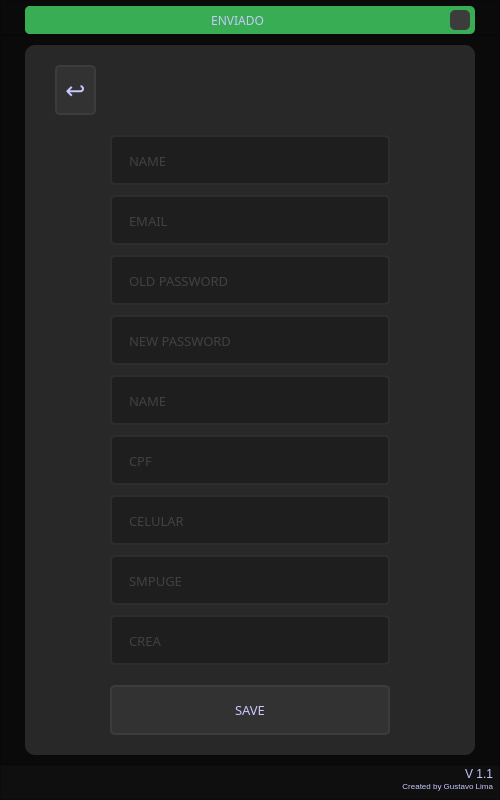
Above: Qt/edit_user.ui from GLimas99/MakeForms before the change. Below: the same form after it.
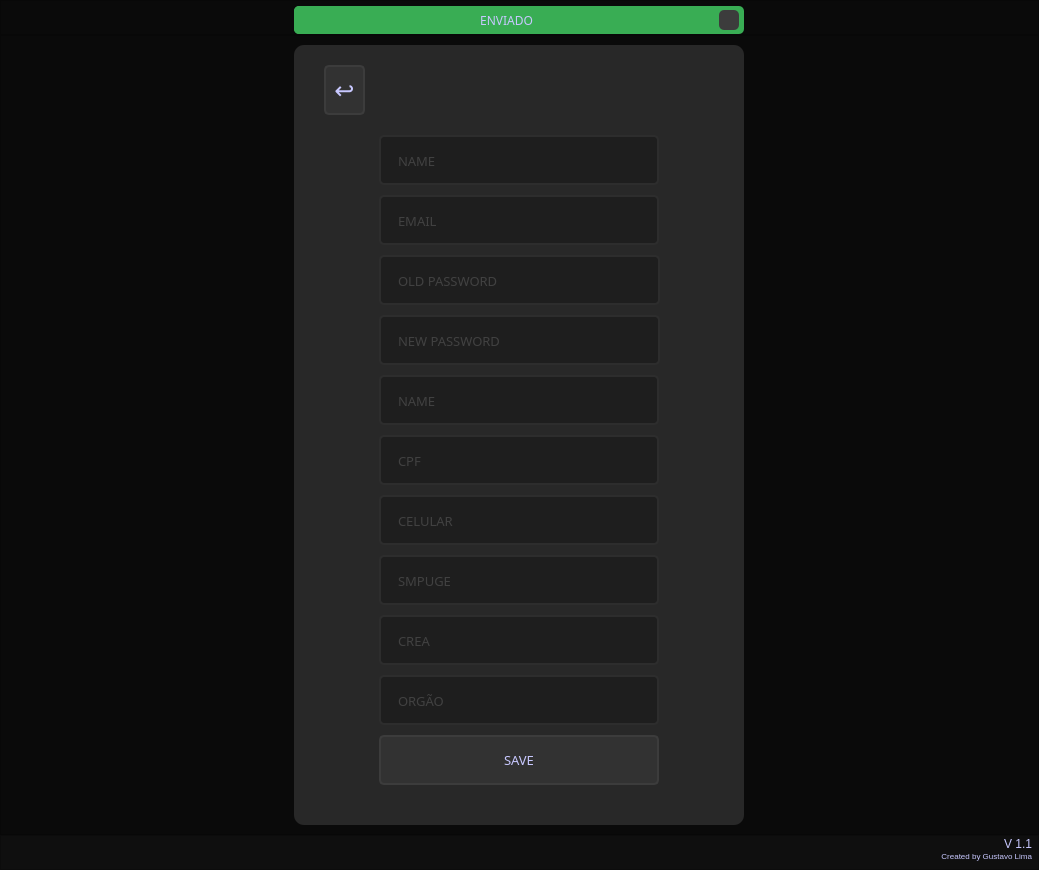
That is the form after the change. Icons and pictures are not drawn.

Commit message: Edit design n add imob

```diff
--- a/Qt/edit_user.ui
+++ b/Qt/edit_user.ui
@@ -6,10 +6,16 @@
    <rect>
     <x>0</x>
     <y>0</y>
-    <width>500</width>
-    <height>800</height>
+    <width>1039</width>
+    <height>870</height>
    </rect>
   </property>
+  <property name="minimumSize">
+   <size>
+    <width>1039</width>
+    <height>870</height>
+   </size>
+  </property>
   <property name="font">
    <font>
     <family>Quicksand</family>
@@ -293,7 +299,7 @@
            <rect>
             <x>85</x>
             <y>210</y>
-            <width>280</width>
+            <width>281</width>
             <height>50</height>
            </rect>
           </property>
@@ -331,7 +337,7 @@
            <rect>
             <x>85</x>
             <y>270</y>
-            <width>280</width>
+            <width>281</width>
             <height>50</height>
            </rect>
           </property>
@@ -368,7 +374,7 @@
           <property name="geometry">
            <rect>
             <x>85</x>
-            <y>640</y>
+            <y>690</y>
             <width>280</width>
             <height>50</height>
            </rect>
@@ -624,6 +630,44 @@
            <string>SMPUGE</string>
           </property>
          </widget>
+         <widget class="QLineEdit" name="txt_crea_2">
+          <property name="geometry">
+           <rect>
+            <x>85</x>
+            <y>630</y>
+            <width>280</width>
+            <height>50</height>
+           </rect>
+          </property>
+          <property name="font">
+           <font>
+            <family>Quicksand</family>
+            <pointsize>10</pointsize>
+           </font>
+          </property>
+          <property name="styleSheet">
+           <string notr="true">QLineEdit{
+	border: 2px solid rgb(45, 45, 45);
+	border-radius: 5px;
+	padding: 15px;
+	background-color: rgb(30, 30, 30);
+	color: rgb(100, 100, 100);
+}
+QLineEdit:hover{
+	border: 2px solid rgb(55, 55, 55);
+}
+QLineEdit:focus{
+	border: 2px solid rgb(255, 207, 0);
+	color: rgb(200, 200, 200);
+}</string>
+          </property>
+          <property name="maxLength">
+           <number>32</number>
+          </property>
+          <property name="placeholderText">
+           <string>ORGÃO</string>
+          </property>
+         </widget>
         </widget>
        </item>
       </layout>
```
The commit also changes 14 other files.
